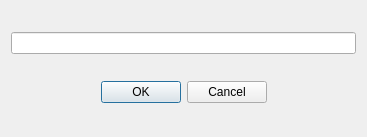
First picture: the form in newcategorydialog.ui, repository hizkiaadrian/scheduler, before the edit.
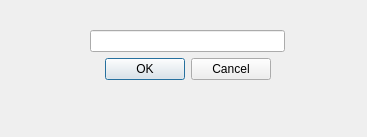
Second picture: the form after the edit.

```diff
--- a/newcategorydialog.ui
+++ b/newcategorydialog.ui
@@ -13,8 +13,17 @@
   <property name="windowTitle">
    <string>Add a new category</string>
   </property>
+  <widget class="QWidget" name="">
+   <property name="geometry">
+    <rect>
+     <x>90</x>
+     <y>30</y>
+     <width>195</width>
+     <height>82</height>
+    </rect>
+   </property>
   <layout class="QGridLayout" name="gridLayout_2">
-   <item row="1" column="0">
+    <item row="0" column="0">
     <widget class="QLineEdit" name="lineEdit"/>
    </item>
    <item row="2" column="0">
@@ -30,7 +39,15 @@
      </property>
     </widget>
    </item>
-  </layout>
+    <item row="3" column="0">
+     <widget class="QLabel" name="label">
+      <property name="text">
+       <string/>
+      </property>
+     </widget>
+    </item>
+   </layout>
+  </widget>
  </widget>
  <resources/>
  <connections>
```
Lines whose indentation alone changed are shown as unchanged.
